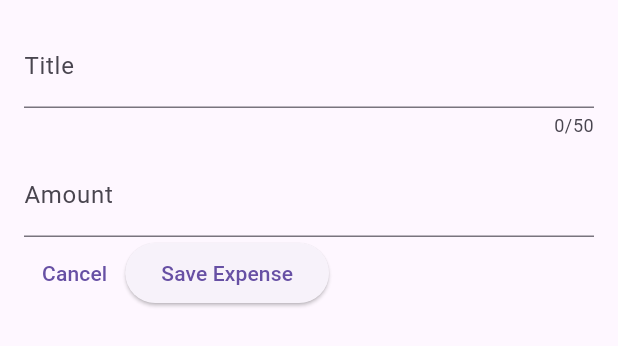
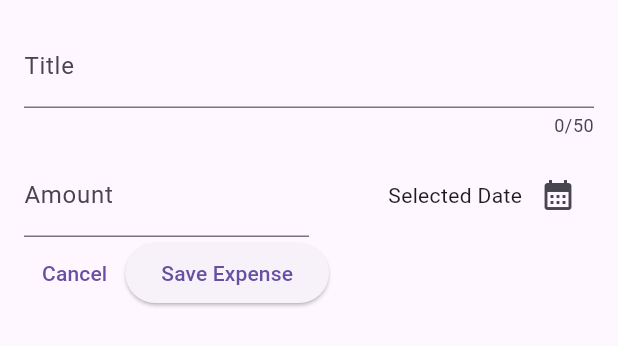
Before and after one commit to PyaeSone99/ExpensesTracker, a Flutter app: the NewExpense widget shown alone on an empty page, opened directly, on a phone screen of 412 x 824 dp. Shown: the top 346 px of the screen. Run offline on Flutter 3.47's test engine with Material 3 defaults, Android fonts, the phone set to English and light mode, and no system bars.

Commit message:
113 - Showing a Date Picker

```diff
--- a/lib/widgets/new_expense.dart
+++ b/lib/widgets/new_expense.dart
@@ -1,4 +1,5 @@
 import 'package:flutter/material.dart';
+import 'package:flutter/widgets.dart';
 
 class NewExpense extends StatefulWidget {
 
@@ -22,6 +23,12 @@ class _StateNewExpense extends State<NewExpense> {
     super.dispose();
   }
 
+  void _parentDatePicker (){
+    final now = DateTime.now();
+    final firstDate = DateTime(now.year -1,now.month,now.day);
+    showDatePicker(context: context,initialDate: now, firstDate: firstDate, lastDate: now);
+  }
+
   @override
   Widget build(context) {
 
@@ -39,8 +46,11 @@ class _StateNewExpense extends State<NewExpense> {
               )
             ),
           ),
-          SizedBox(height: 10,),
-          TextField(
+          const SizedBox(height: 10,),
+          Row(
+            children: [
+              Expanded(
+                child: TextField(
                   controller: _amountController,
                   keyboardType: TextInputType.number,
                   decoration: const InputDecoration(
@@ -49,6 +59,23 @@ class _StateNewExpense extends State<NewExpense> {
                       'Amount'
                     ),
                   ),
+                ),
+              ),
+              Expanded(
+                child: Row(
+                  mainAxisAlignment: MainAxisAlignment.end,
+                  children: [
+                    const Text(
+                      'Selected Date'
+                    ),
+                    IconButton(
+                      onPressed: _parentDatePicker,
+                      icon: const Icon(Icons.calendar_month)
+                    )
+                  ],
+                ),
+              )
+            ],
           ),
           Row(
             children: [
```
Lines whose indentation alone changed are shown as unchanged.
